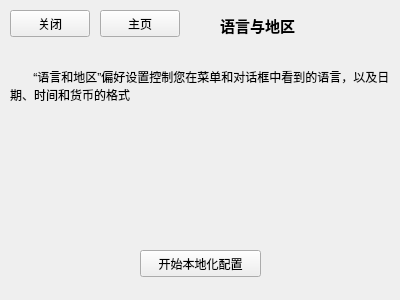
Qt form src/ldecc/lancc.ui (xuzhuoyi/LDE-Embedded) before a commit.
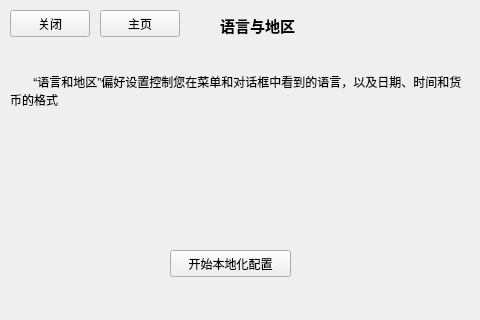
The same form after that commit.

Patch:
```diff
--- a/src/ldecc/lancc.ui
+++ b/src/ldecc/lancc.ui
@@ -6,8 +6,8 @@
    <rect>
     <x>0</x>
     <y>0</y>
-    <width>400</width>
-    <height>300</height>
+    <width>480</width>
+    <height>320</height>
    </rect>
   </property>
   <property name="windowTitle">
@@ -18,7 +18,7 @@
     <rect>
      <x>220</x>
      <y>10</y>
-     <width>81</width>
+     <width>121</width>
      <height>31</height>
     </rect>
    </property>
@@ -51,8 +51,8 @@
     <rect>
      <x>10</x>
      <y>70</y>
-     <width>381</width>
-     <height>31</height>
+     <width>461</width>
+     <height>41</height>
     </rect>
    </property>
    <property name="text">
@@ -65,7 +65,7 @@
   <widget class="QPushButton" name="pushButton_3">
    <property name="geometry">
     <rect>
-     <x>140</x>
+     <x>170</x>
      <y>250</y>
      <width>121</width>
      <height>27</height>
```
